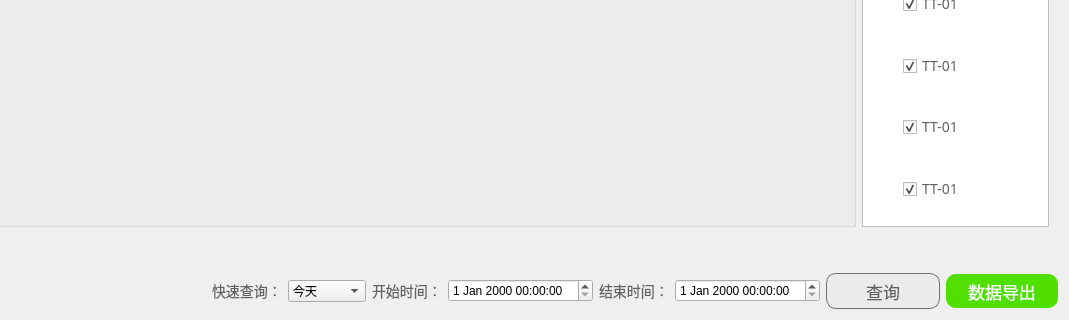
Above: DeviceStatus/HistoryCurve/hiscurve.ui from Hccccc1/MOH_viewer before the change; both pictures show x 126 to 1195 and y 415 to 735 of the 1195 by 735 pixel window. Below: the same form after it.
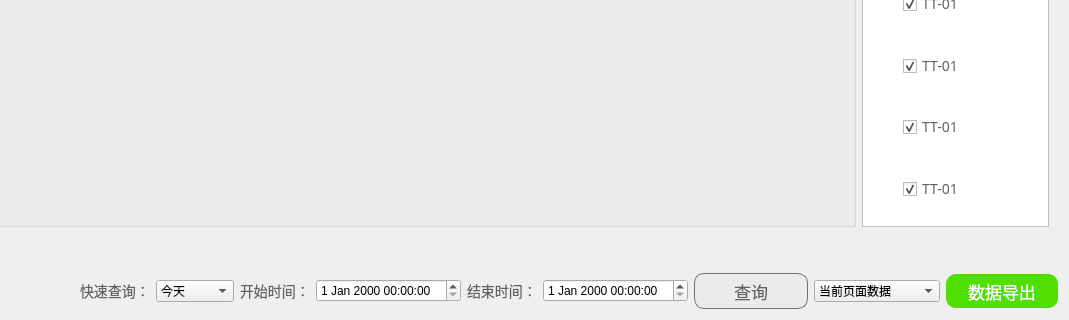
That is the form after the change. Icons and pictures are not drawn.

Patch:
```diff
--- a/DeviceStatus/HistoryCurve/hiscurve.ui
+++ b/DeviceStatus/HistoryCurve/hiscurve.ui
@@ -817,6 +817,20 @@
        </property>
       </widget>
      </item>
+     <item>
+      <widget class="QComboBox" name="current_or_all">
+       <item>
+        <property name="text">
+         <string>当前页面数据</string>
+        </property>
+       </item>
+       <item>
+        <property name="text">
+         <string>该时间段所有数据</string>
+        </property>
+       </item>
+      </widget>
+     </item>
      <item>
       <widget class="QPushButton" name="exportData">
        <property name="styleSheet">
```
